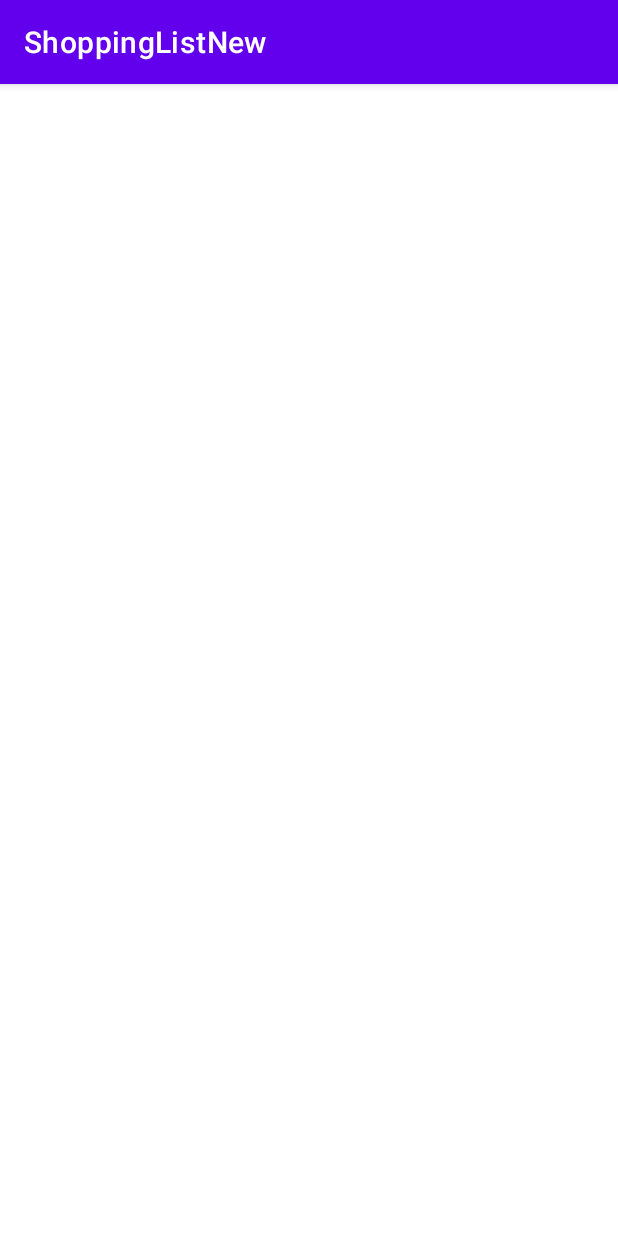
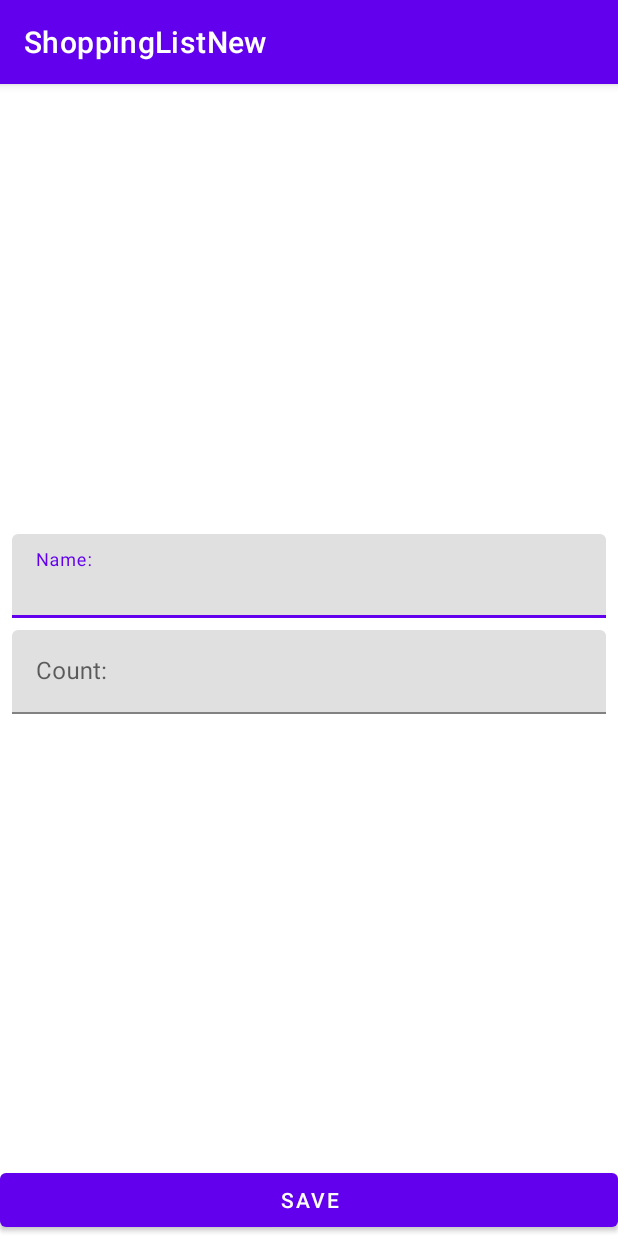
Before and after one commit to NURSULTAN1989/ShoppingListNew, an Android app: the ShopItemActivity screen opened directly, with no data from a screen before it, on a phone screen of 412 x 824 dp. Run offline under Robolectric (Android 15) with nearby library versions, the phone set to English and light mode, and no system bars.

Commit message:
Create New Activity

```diff
--- a/app/src/main/AndroidManifest.xml
+++ b/app/src/main/AndroidManifest.xml
@@ -11,6 +11,7 @@
         android:theme="@style/Theme.ShoppingListNew">
         <activity
             android:name=".presentation.ShopItemActivity"
+            android:windowSoftInputMode="adjustResize"
             android:exported="false" />
         <activity
             android:name=".presentation.MainActivity"
--- a/app/src/main/res/layout/activity_shop_item.xml
+++ b/app/src/main/res/layout/activity_shop_item.xml
@@ -6,4 +6,55 @@
     android:layout_height="match_parent"
     tools:context=".presentation.ShopItemActivity">
 
+    <com.google.android.material.textfield.TextInputLayout
+        android:id="@+id/til_name"
+        android:layout_width="0dp"
+        android:layout_height="wrap_content"
+        android:layout_marginStart="8dp"
+        android:layout_marginEnd="8dp"
+        android:layout_marginBottom="4dp"
+        app:layout_constraintEnd_toEndOf="parent"
+        app:layout_constraintStart_toStartOf="parent"
+        app:layout_constraintTop_toTopOf="parent"
+        app:layout_constraintBottom_toTopOf="@id/til_count"
+        app:layout_constraintVertical_chainStyle="packed">
+        <com.google.android.material.textfield.TextInputEditText
+            android:id="@+id/et_name"
+            android:layout_width="match_parent"
+            android:layout_height="wrap_content"
+            android:hint="Name:"
+            android:inputType="textCapWords"/>
+
+    </com.google.android.material.textfield.TextInputLayout>
+
+    <com.google.android.material.textfield.TextInputLayout
+        android:id="@+id/til_count"
+        android:layout_width="0dp"
+        android:layout_height="wrap_content"
+        android:layout_marginStart="8dp"
+        android:layout_marginEnd="8dp"
+        android:layout_marginTop="4dp"
+        app:layout_constraintEnd_toEndOf="parent"
+        app:layout_constraintStart_toStartOf="parent"
+        app:layout_constraintTop_toBottomOf="@id/til_name"
+        app:layout_constraintBottom_toTopOf="@id/btn_save"
+        app:layout_constraintVertical_chainStyle="packed">
+        <com.google.android.material.textfield.TextInputEditText
+            android:id="@+id/et_count"
+            android:layout_width="match_parent"
+            android:layout_height="wrap_content"
+            android:hint="Count:"
+            android:inputType="number"/>
+
+    </com.google.android.material.textfield.TextInputLayout>
+
+
+    <Button
+        android:id="@+id/btn_save"
+        android:layout_width="match_parent"
+        android:layout_height="wrap_content"
+        android:text="SAVE"
+        app:layout_constraintBottom_toBottomOf="parent"
+        app:layout_constraintEnd_toEndOf="@id/til_count"
+        app:layout_constraintStart_toStartOf="@id/til_count" />
 </androidx.constraintlayout.widget.ConstraintLayout>
```
